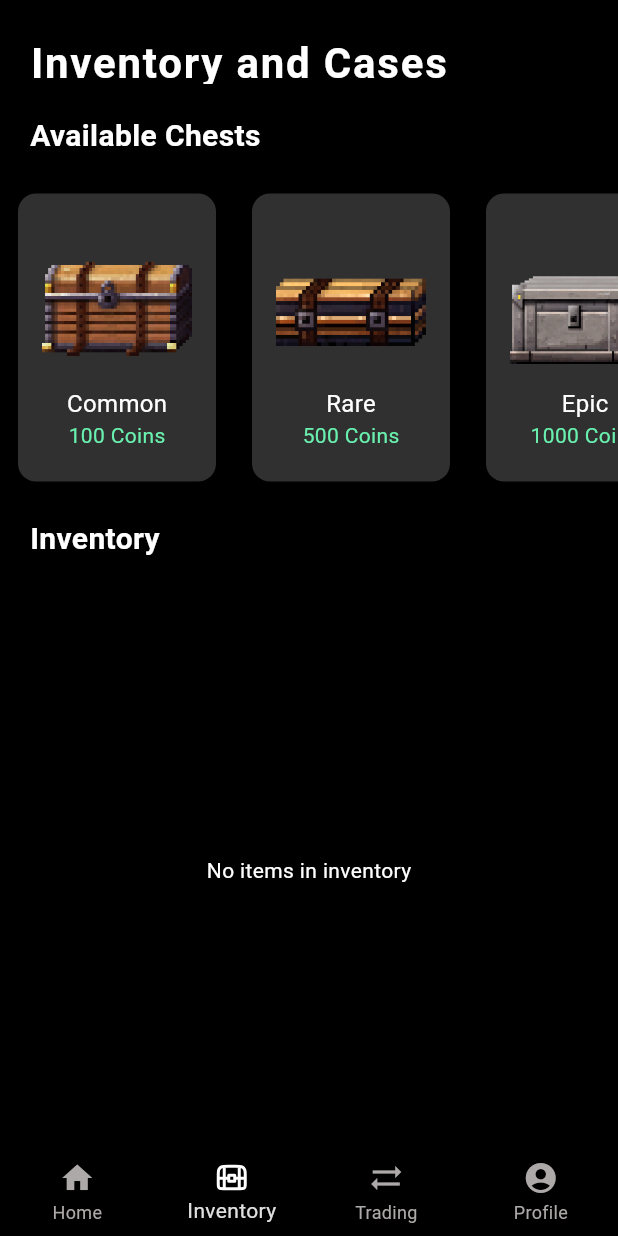
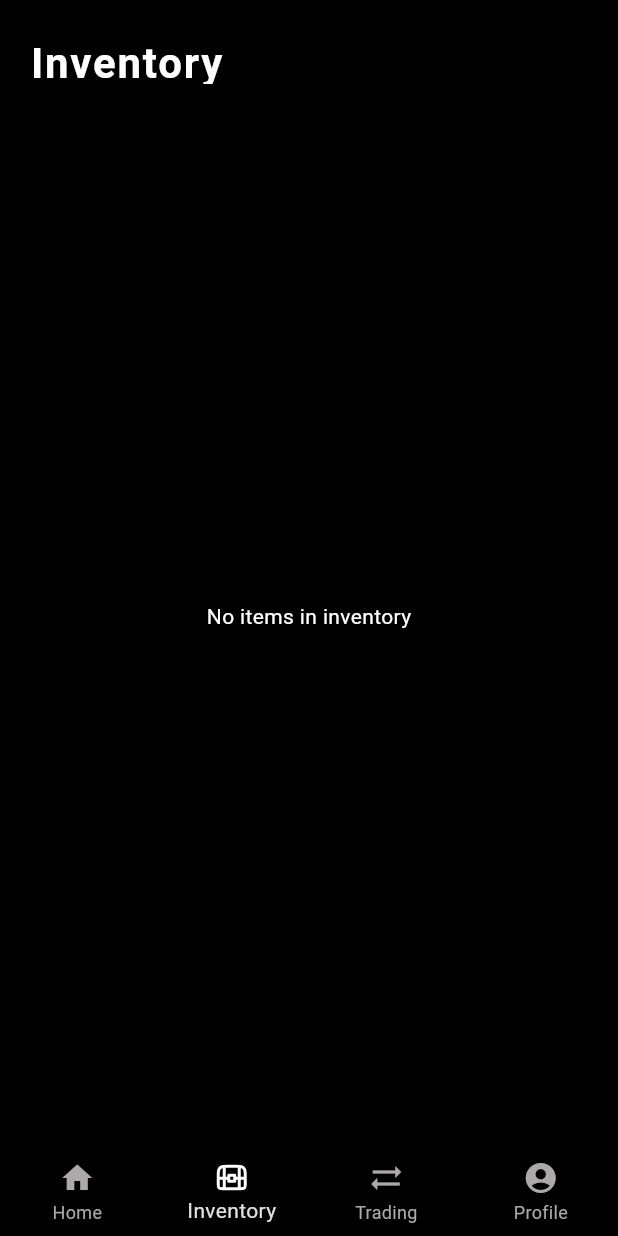
Before and after one commit to workout-logger/workout_app, a Flutter app: the screen it shows after launch, item 2 of the bottom bar chosen, on a phone screen of 412 x 824 dp. Run offline on Flutter 3.47's test engine with Material 3 defaults, Android fonts, the phone set to English and light mode, and no system bars; our stand-ins replace animated_text_kit, fl_chart, flutter_svg, google_sign_in, hexcolor, shared_preferences and 1 more; missing offline and left inert: health; network calls fail.

Commit message:
Commented out chests  from Inventory page (will be added to trading page)

```diff
--- a/lib/inventory_page.dart
+++ b/lib/inventory_page.dart
@@ -46,7 +46,7 @@ class _InventoryPageState extends State<InventoryPage> {
             bottom: 30,
           ),
           child: Text(
-            "Inventory and Cases",
+            "Inventory",
             textAlign: TextAlign.left,
             style: TextStyle(
               fontWeight: FontWeight.w700,
@@ -62,49 +62,51 @@ class _InventoryPageState extends State<InventoryPage> {
         crossAxisAlignment: CrossAxisAlignment.start,
         children: [
           // Available Chests Section Title
-          Container(
-            padding: const EdgeInsets.symmetric(vertical: 20, horizontal: 20),
-            child: const Text(
-              "Available Chests",
-              style: TextStyle(
-                color: Colors.white,
-                fontSize: 20,
-                fontWeight: FontWeight.bold,
-              ),
-            ),
-          ),
-          // Horizontal Scroll for Chests
-          SizedBox(
-            height: 200,
-            child: ListView.builder(
-              scrollDirection: Axis.horizontal,
-              itemCount: chests.length,
-              itemBuilder: (context, index) {
-                return Padding(
-                  padding: const EdgeInsets.symmetric(horizontal: 8),
-                  child: ChestCard(
-                    chestName: chests[index]['name'],
-                    chestPrice: chests[index]['price'],
-                    chestNumber: index,
-                  ),
-                );
-              },
-            ),
-          ),
+          // Container(
+          //   padding: const EdgeInsets.symmetric(vertical: 20, horizontal: 20),
+          //   child: const Text(
+          //     "Available Chests",
+          //     style: TextStyle(
+          //       color: Colors.white,
+          //       fontSize: 20,
+          //       fontWeight: FontWeight.bold,
+          //     ),
+          //   ),
+          // ),
+          // // Horizontal Scroll for Chests
+          // SizedBox(
+          //   height: 200,
+          //   child: ListView.builder(
+          //     scrollDirection: Axis.horizontal,
+          //     itemCount: chests.length,
+          //     itemBuilder: (context, index) {
+          //       return Padding(
+          //         padding: const EdgeInsets.symmetric(horizontal: 8),
+          //         child: ChestCard(
+          //           chestName: chests[index]['name'],
+          //           chestPrice: chests[index]['price'],
+          //           chestNumber: index,
+          //         ),
+          //       );
+          //     },
+          //   ),
+          // ),
           // Inventory Section Title
-          Container(
-            padding: const EdgeInsets.symmetric(vertical: 20, horizontal: 20),
-            child: const Text(
-              "Inventory",
-              style: TextStyle(
-                color: Colors.white,
-                fontSize: 20,
-                fontWeight: FontWeight.bold,
-              ),
-            ),
-          ),
+          // Container(
+          //   padding: const EdgeInsets.symmetric(vertical: 20, horizontal: 20),
+          //   child: const Text(
+          //     "Inventory",
+          //     style: TextStyle(
+          //       color: Colors.white,
+          //       fontSize: 20,
+          //       fontWeight: FontWeight.bold,
+          //     ),
+          //   ),
+          // ),
           // Inventory Display
           Expanded(
+            child: Padding(
+              padding: const EdgeInsets.all(16.0),
               child: inventoryItems.isEmpty
                   ? const Center(
                       child: Text(
@@ -128,6 +130,7 @@ class _InventoryPageState extends State<InventoryPage> {
                           fileName: item['file_name'],
                         );
                   },
+                ),
               ),
           ),
         ],
```
Lines whose indentation alone changed are shown as unchanged.
